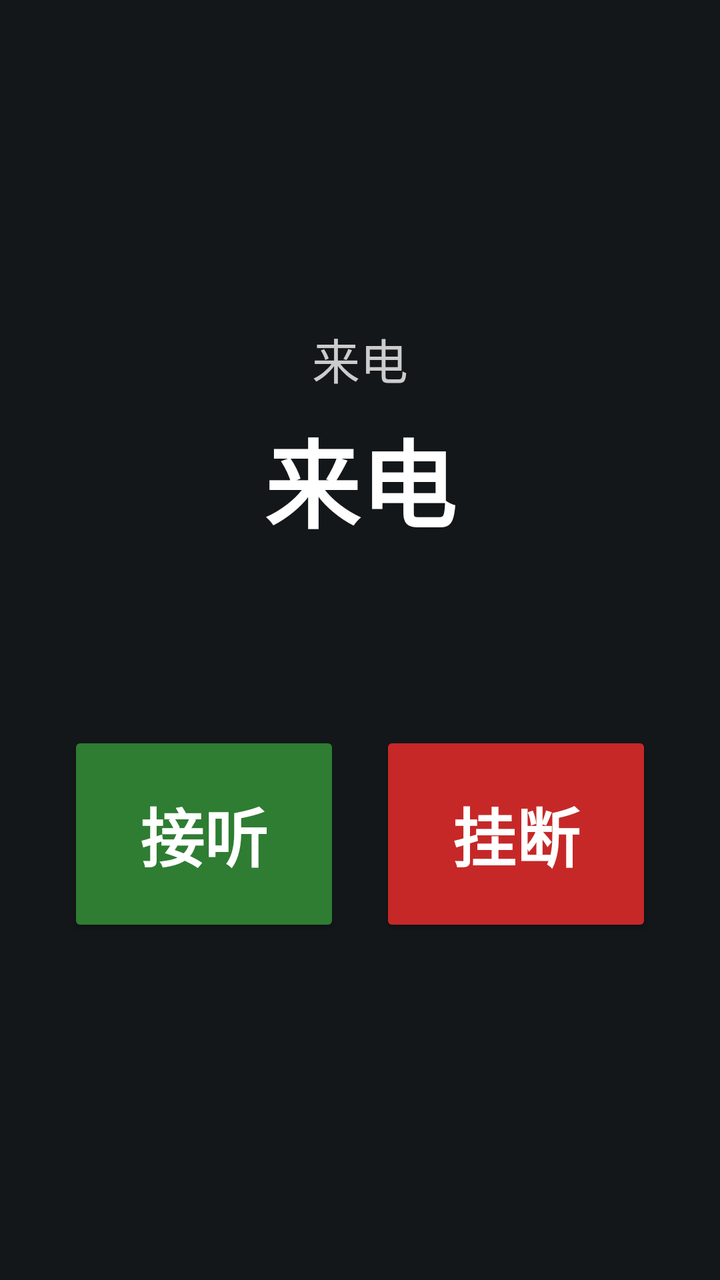
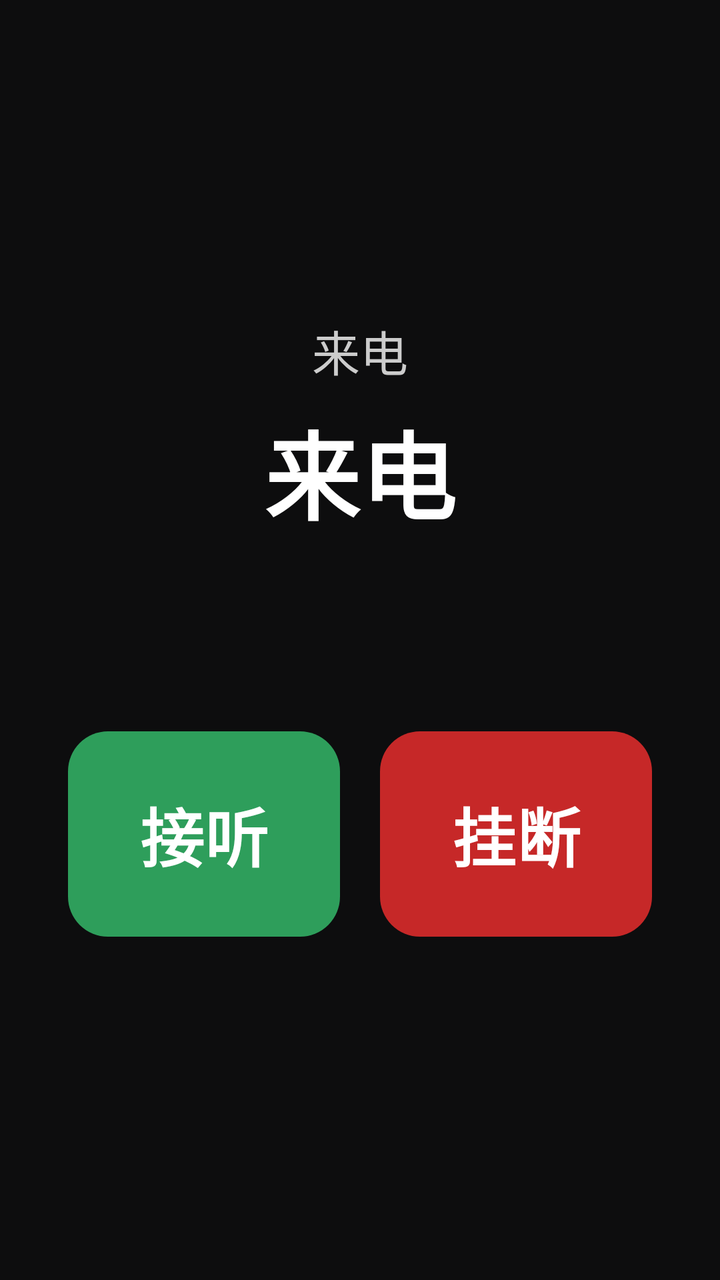

Compare the two renders of this Android layout. The source of the first and the diff that turns it into the second are given below.
<!-- AndroidManifest.xml: application theme Theme.ElderLauncher -->
<!-- res/layout/activity_incoming_call.xml -->
<?xml version="1.0" encoding="utf-8"?>
<FrameLayout xmlns:android="http://schemas.android.com/apk/res/android"
    android:layout_width="match_parent"
    android:layout_height="match_parent"
    android:background="#CC0D0D0D">

    <LinearLayout
        android:orientation="vertical"
        android:gravity="center"
        android:padding="24dp"
        android:layout_gravity="center"
        android:layout_width="match_parent"
        android:layout_height="match_parent">

        <TextView
            android:layout_width="match_parent"
            android:layout_height="wrap_content"
            android:gravity="center"
            android:text="@string/incoming_title"
            android:textColor="#CCCCCC"
            android:textSize="24sp" />

        <TextView
            android:id="@+id/tvCaller"
            android:layout_width="match_parent"
            android:layout_height="wrap_content"
            android:gravity="center"
            android:text="@string/incoming_call"
            android:textColor="@android:color/white"
            android:textSize="48sp"
            android:textStyle="bold"
            android:layout_marginTop="8dp" />

        <TextView
            android:id="@+id/tvNumber"
            android:layout_width="match_parent"
            android:layout_height="wrap_content"
            android:gravity="center"
            android:textColor="#CCCCCC"
            android:textSize="26sp"
            android:layout_marginTop="6dp" />

        <LinearLayout
            android:orientation="horizontal"
            android:layout_width="match_parent"
            android:layout_height="wrap_content"
            android:layout_marginTop="40dp">

            <Button
                android:id="@+id/btnAnswer"
                android:layout_width="0dp"
                android:layout_height="wrap_content"
                android:layout_weight="1"
                android:layout_margin="10dp"
                android:padding="28dp"
                android:text="@string/incoming_answer"
                android:textColor="@android:color/white"
                android:textSize="32sp"
                android:textStyle="bold"
                android:backgroundTint="@color/answer_green" />

            <Button
                android:id="@+id/btnHangup"
                android:layout_width="0dp"
                android:layout_height="wrap_content"
                android:layout_weight="1"
                android:layout_margin="10dp"
                android:padding="28dp"
                android:text="@string/incoming_hangup"
                android:textColor="@android:color/white"
                android:textSize="32sp"
                android:textStyle="bold"
                android:backgroundTint="@color/hangup_red" />
        </LinearLayout>
    </LinearLayout>
</FrameLayout>
<!-- resources referenced by this layout -->
<resources>
  <color name="answer_green">#2E7D32</color>
  <string name="incoming_call">来电</string>
  <style name="Theme.ElderLauncher" parent="Theme.AppCompat.DayNight.NoActionBar">
          <item name="colorPrimary">@color/card_blue</item>
          <item name="colorPrimaryDark">@color/card_blue_dark</item>
          <item name="colorAccent">@color/card_blue</item>
          <item name="android:windowBackground">@color/bg_navy</item>
          <item name="android:textSize">22sp</item>
          <item name="android:textColor">@color/text_on_blue</item>
      </style>
  <color name="card_blue">#3A8EF6</color>
  <color name="card_blue_dark">#3D6FB5</color>
  <color name="bg_navy">#2E3F52</color>
  <color name="text_on_blue">#FFFFFF</color>
  <!-- unchanged entries left out for length: 4 -->
</resources>

<!-- the commit's change to res/layout/activity_incoming_call.xml (unified diff, before → after) -->
@@ -1,5 +1,6 @@
 <?xml version="1.0" encoding="utf-8"?>
 <FrameLayout xmlns:android="http://schemas.android.com/apk/res/android"
+    xmlns:app="http://schemas.android.com/apk/res-auto"
     android:layout_width="match_parent"
     android:layout_height="match_parent"
     android:background="#CC0D0D0D">
@@ -46,8 +47,9 @@
             android:layout_height="wrap_content"
             android:layout_marginTop="40dp">
 
-            <Button
+            <com.google.android.material.button.MaterialButton
                 android:id="@+id/btnAnswer"
+                style="@style/Widget.Material3.Button"
                 android:layout_width="0dp"
                 android:layout_height="wrap_content"
                 android:layout_weight="1"
@@ -57,10 +59,12 @@
                 android:textColor="@android:color/white"
                 android:textSize="32sp"
                 android:textStyle="bold"
-                android:backgroundTint="@color/answer_green" />
+                app:backgroundTint="@color/answer_green"
+                app:cornerRadius="20dp" />
 
-            <Button
+            <com.google.android.material.button.MaterialButton
                 android:id="@+id/btnHangup"
+                style="@style/Widget.Material3.Button"
                 android:layout_width="0dp"
                 android:layout_height="wrap_content"
                 android:layout_weight="1"
@@ -70,7 +74,8 @@
                 android:textColor="@android:color/white"
                 android:textSize="32sp"
                 android:textStyle="bold"
-                android:backgroundTint="@color/hangup_red" />
+                app:backgroundTint="@color/hangup_red"
+                app:cornerRadius="20dp" />
         </LinearLayout>
     </LinearLayout>
 </FrameLayout>
<!-- resource entries referenced after the edit -->
@@ -1,19 +1,71 @@
 <!-- resources referenced by this layout -->
 <resources>
-  <color name="answer_green">#2E7D32</color>
+  <color name="answer_green">#2E9E5B</color>
   <string name="incoming_call">来电</string>
-  <style name="Theme.ElderLauncher" parent="Theme.AppCompat.DayNight.NoActionBar">
-          <item name="colorPrimary">@color/card_blue</item>
-          <item name="colorPrimaryDark">@color/card_blue_dark</item>
-          <item name="colorAccent">@color/card_blue</item>
-          <item name="android:windowBackground">@color/bg_navy</item>
-          <item name="android:textSize">22sp</item>
-          <item name="android:textColor">@color/text_on_blue</item>
+  <style name="Theme.ElderLauncher" parent="Theme.Material3.Dark.NoActionBar">
+          
+          <item name="colorPrimary">@color/colorPrimary</item>
+          <item name="colorOnPrimary">@color/colorOnPrimary</item>
+          <item name="colorPrimaryContainer">@color/colorPrimaryContainer</item>
+          <item name="colorOnPrimaryContainer">@color/colorOnPrimaryContainer</item>
+          <item name="colorSecondary">@color/colorSecondary</item>
+          <item name="colorOnSecondary">@color/colorOnSecondary</item>
+          <item name="colorSecondaryContainer">@color/colorSecondaryContainer</item>
+          <item name="colorOnSecondaryContainer">@color/colorOnSecondaryContainer</item>
+          <item name="colorTertiary">@color/colorTertiary</item>
+          <item name="colorOnTertiary">@color/colorOnTertiary</item>
+          <item name="colorTertiaryContainer">@color/colorTertiaryContainer</item>
+          <item name="colorOnTertiaryContainer">@color/colorOnTertiaryContainer</item>
+          <item name="colorBackground">@color/colorBackground</item>
+          <item name="colorOnBackground">@color/colorOnBackground</item>
+          <item name="colorSurface">@color/colorSurface</item>
+          <item name="colorOnSurface">@color/colorOnSurface</item>
+          <item name="colorSurfaceVariant">@color/colorSurfaceVariant</item>
+          <item name="colorOnSurfaceVariant">@color/colorOnSurfaceVariant</item>
+          <item name="colorSurfaceContainer">@color/colorSurfaceContainer</item>
+          <item name="colorSurfaceContainerHigh">@color/colorSurfaceContainerHigh</item>
+          <item name="colorSurfaceContainerHighest">@color/colorSurfaceContainerHighest</item>
+          <item name="colorOutline">@color/colorOutline</item>
+          <item name="colorOutlineVariant">@color/colorOutlineVariant</item>
+          <item name="colorError">@color/colorError</item>
+          <item name="colorOnError">@color/colorOnError</item>
+          <item name="colorErrorContainer">@color/colorErrorContainer</item>
+          <item name="colorOnErrorContainer">@color/colorOnErrorContainer</item>
+  
+          <item name="android:colorBackground">@color/colorBackground</item>
+          <item name="android:windowBackground">@color/colorBackground</item>
+          <item name="android:statusBarColor">@color/colorBackground</item>
+          <item name="android:navigationBarColor">@color/colorBackground</item>
+          <item name="android:editTextColor">@color/colorOnSurface</item>
+          <item name="android:textColor">@color/colorOnSurface</item>
       </style>
-  <color name="card_blue">#3A8EF6</color>
-  <color name="card_blue_dark">#3D6FB5</color>
-  <color name="bg_navy">#2E3F52</color>
-  <color name="text_on_blue">#FFFFFF</color>
+  <color name="colorPrimary">#AEC6FF</color>
+  <color name="colorOnPrimary">#0B2F66</color>
+  <color name="colorPrimaryContainer">#284786</color>
+  <color name="colorOnPrimaryContainer">#D9E2FF</color>
+  <color name="colorSecondary">#BEC6DC</color>
+  <color name="colorOnSecondary">#283141</color>
+  <color name="colorSecondaryContainer">#3E4759</color>
+  <color name="colorOnSecondaryContainer">#DAE2F9</color>
+  <color name="colorTertiary">#DDBCE4</color>
+  <color name="colorOnTertiary">#3F2844</color>
+  <color name="colorTertiaryContainer">#573E5C</color>
+  <color name="colorOnTertiaryContainer">#FAD8FF</color>
+  <color name="colorBackground">#0F1115</color>
+  <color name="colorOnBackground">#E2E2E9</color>
+  <color name="colorSurface">#1A1C22</color>
+  <color name="colorOnSurface">#E3E2E6</color>
+  <color name="colorSurfaceVariant">#2A2E37</color>
+  <color name="colorOnSurfaceVariant">#C3C6CF</color>
+  <color name="colorSurfaceContainer">#1E2128</color>
+  <color name="colorSurfaceContainerHigh">#282C34</color>
+  <color name="colorSurfaceContainerHighest">#33373F</color>
+  <color name="colorOutline">#44474E</color>
+  <color name="colorOutlineVariant">#2A2E37</color>
+  <color name="colorError">#FFB4AB</color>
+  <color name="colorOnError">#690005</color>
+  <color name="colorErrorContainer">#93000A</color>
+  <color name="colorOnErrorContainer">#FFDAD6</color>
   <!-- unchanged entries left out for length: 4 -->
 </resources>
 
